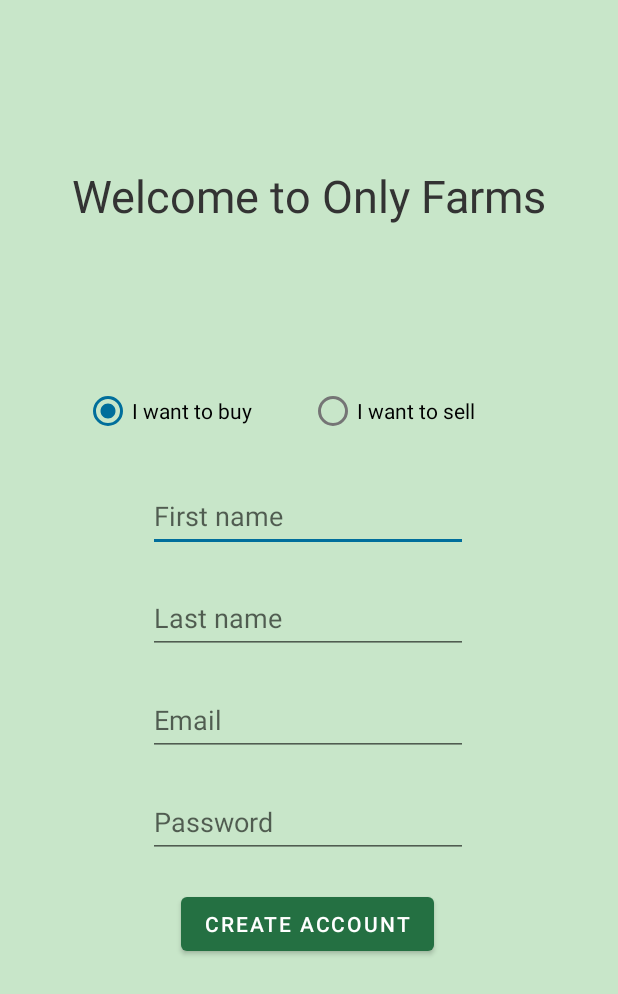
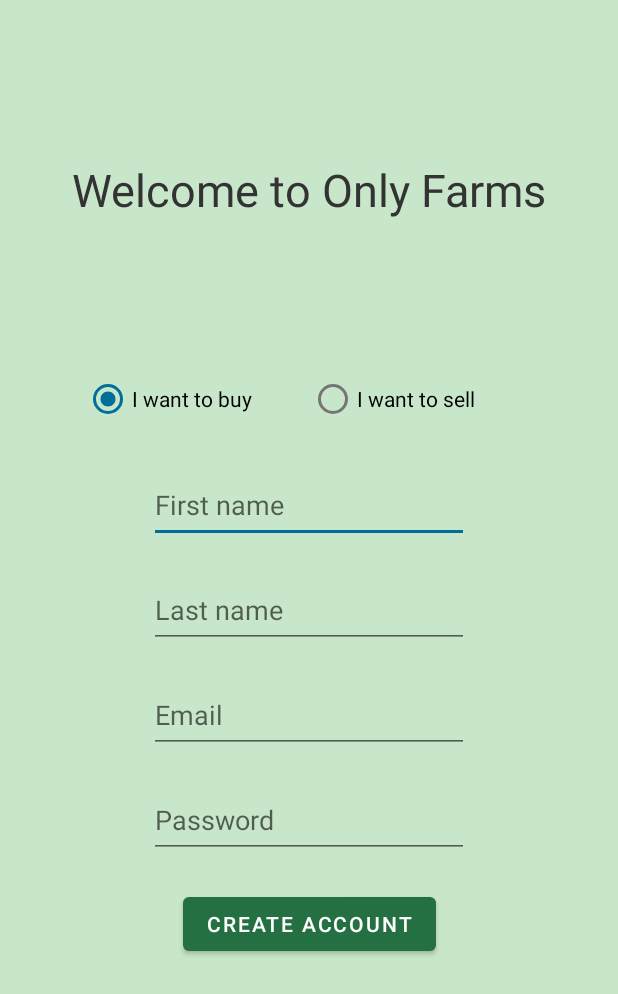
Before and after one commit to Jelmer1887/OnlyFarms, an Android app: the screen it shows after launch (RegisterView), after a tap on "Create account", on a phone screen of 412 x 824 dp. Shown: the top 994 px of the screen. Run offline under Robolectric (Android 15) with nearby library versions, the phone set to English and light mode, and no system bars; our stand-ins replace Firebase (no records; nobody signed in at launch, a user with empty details on screens opened directly); 1 other tap on this screen came first.

```diff
--- a/app/src/main/res/layout/activity_register.xml
+++ b/app/src/main/res/layout/activity_register.xml
@@ -15,7 +15,7 @@
         android:text="@string/create_account"
         app:layout_constraintBottom_toBottomOf="parent"
         app:layout_constraintEnd_toEndOf="parent"
-        app:layout_constraintHorizontal_bias="0.497"
+        app:layout_constraintHorizontal_bias="0.5"
         app:layout_constraintStart_toStartOf="parent" />
 
     <TextView
@@ -37,6 +37,7 @@
 
     <EditText
         android:id="@+id/register_firstName"
+        android:autofillHints="name"
         android:layout_width="wrap_content"
         android:layout_height="wrap_content"
         android:layout_marginBottom="20dp"
@@ -44,10 +45,10 @@
         android:hint="@string/firstName"
         android:importantForAutofill="no"
         android:inputType="textPersonName"
-        android:minHeight="48dp"
+        android:minHeight="50dp"
         app:layout_constraintBottom_toTopOf="@+id/register_lastName"
         app:layout_constraintEnd_toEndOf="parent"
-        app:layout_constraintHorizontal_bias="0.497"
+        app:layout_constraintHorizontal_bias="0.5"
         app:layout_constraintStart_toStartOf="parent" />
 
     <EditText
@@ -57,11 +58,12 @@
         android:layout_marginBottom="20dp"
         android:ems="10"
         android:hint="@string/lastName"
+        android:autofillHints="name"
         android:inputType="textPersonName"
-        android:minHeight="48dp"
+        android:minHeight="50dp"
         app:layout_constraintBottom_toTopOf="@+id/register_email"
         app:layout_constraintEnd_toEndOf="parent"
-        app:layout_constraintHorizontal_bias="0.497"
+        app:layout_constraintHorizontal_bias="0.5"
         app:layout_constraintStart_toStartOf="parent" />
 
     <EditText
@@ -70,12 +72,13 @@
         android:layout_height="wrap_content"
         android:layout_marginBottom="20dp"
         android:ems="10"
+        android:autofillHints="emailAddress"
         android:hint="@string/email"
         android:inputType="textEmailAddress"
-        android:minHeight="48dp"
+        android:minHeight="50dp"
         app:layout_constraintBottom_toTopOf="@+id/register_password"
         app:layout_constraintEnd_toEndOf="parent"
-        app:layout_constraintHorizontal_bias="0.497"
+        app:layout_constraintHorizontal_bias="0.5"
         app:layout_constraintStart_toStartOf="parent" />
 
     <EditText
@@ -84,12 +87,13 @@
         android:layout_height="wrap_content"
         android:layout_marginBottom="20dp"
         android:ems="10"
+        android:autofillHints="password"
         android:hint="@string/password"
         android:inputType="textPassword"
-        android:minHeight="48dp"
+        android:minHeight="50dp"
         app:layout_constraintBottom_toTopOf="@+id/register_submit"
         app:layout_constraintEnd_toEndOf="parent"
-        app:layout_constraintHorizontal_bias="0.497"
+        app:layout_constraintHorizontal_bias="0.5"
         app:layout_constraintStart_toStartOf="parent" />
 
     <ProgressBar
```
